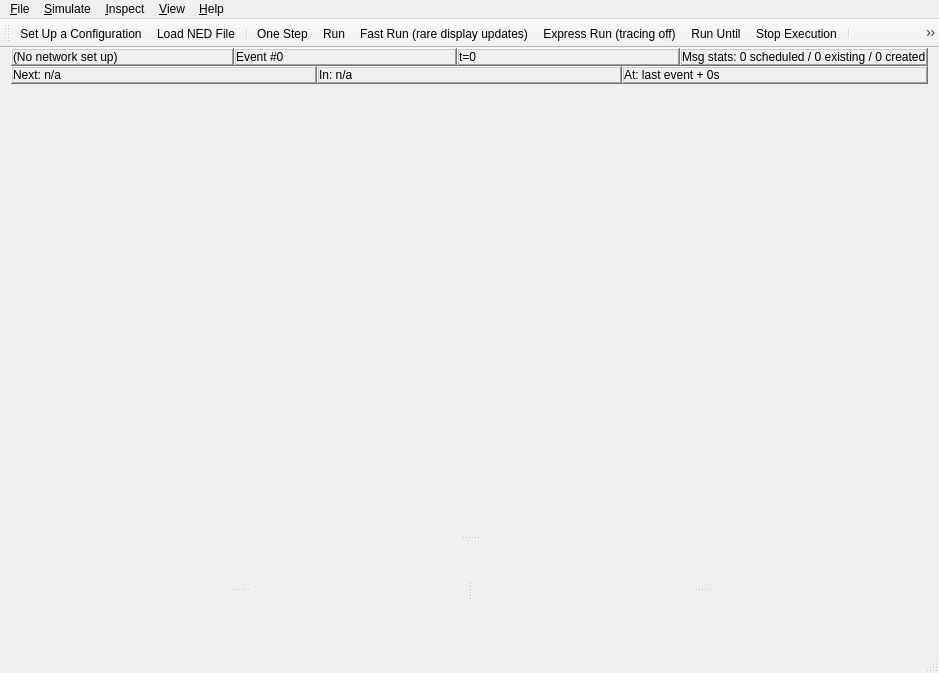
Old version of the form src/qtenv/mainwindow.ui in the repository omnetpp/omnetpp.
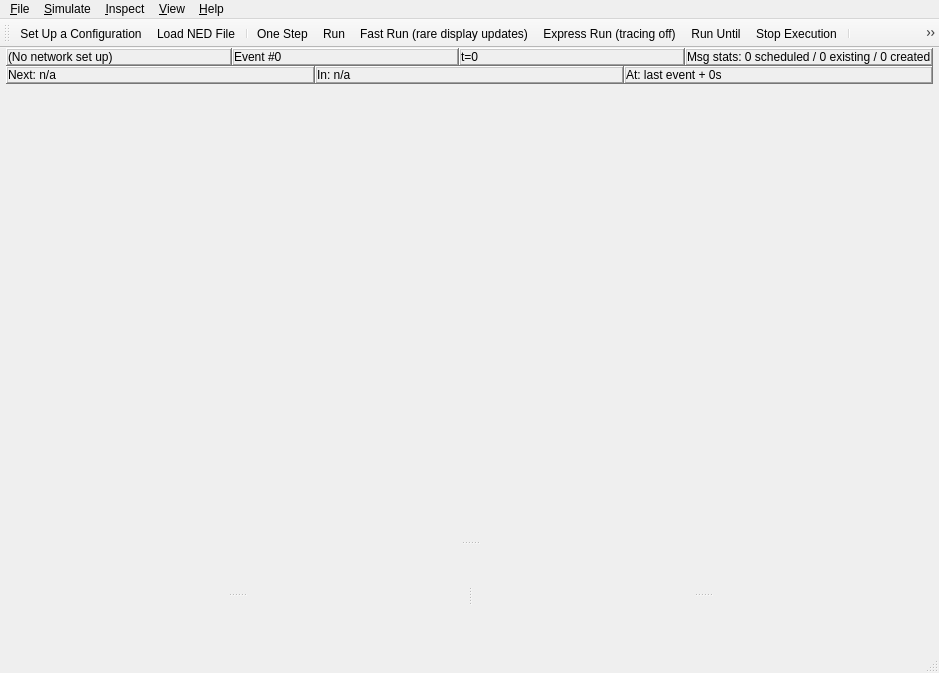
New version of the form. Icons and pictures are not drawn.

Commit message: qtenv: Solved the TextViewer scrolling hangup/crash issue, silenced a few warnings at startup, reduced MainWindow margins.

What changed in the file:
```diff
--- a/src/qtenv/mainwindow.ui
+++ b/src/qtenv/mainwindow.ui
@@ -34,9 +34,18 @@
     </size>
    </property>
    <layout class="QVBoxLayout" name="verticalLayout">
+    <property name="leftMargin">
+     <number>6</number>
+    </property>
     <property name="topMargin">
      <number>0</number>
     </property>
+    <property name="rightMargin">
+     <number>6</number>
+    </property>
+    <property name="bottomMargin">
+     <number>6</number>
+    </property>
     <item>
      <layout class="QVBoxLayout" name="verticalLayout_2">
       <property name="spacing">
```
The commit also changes 1 other file.
